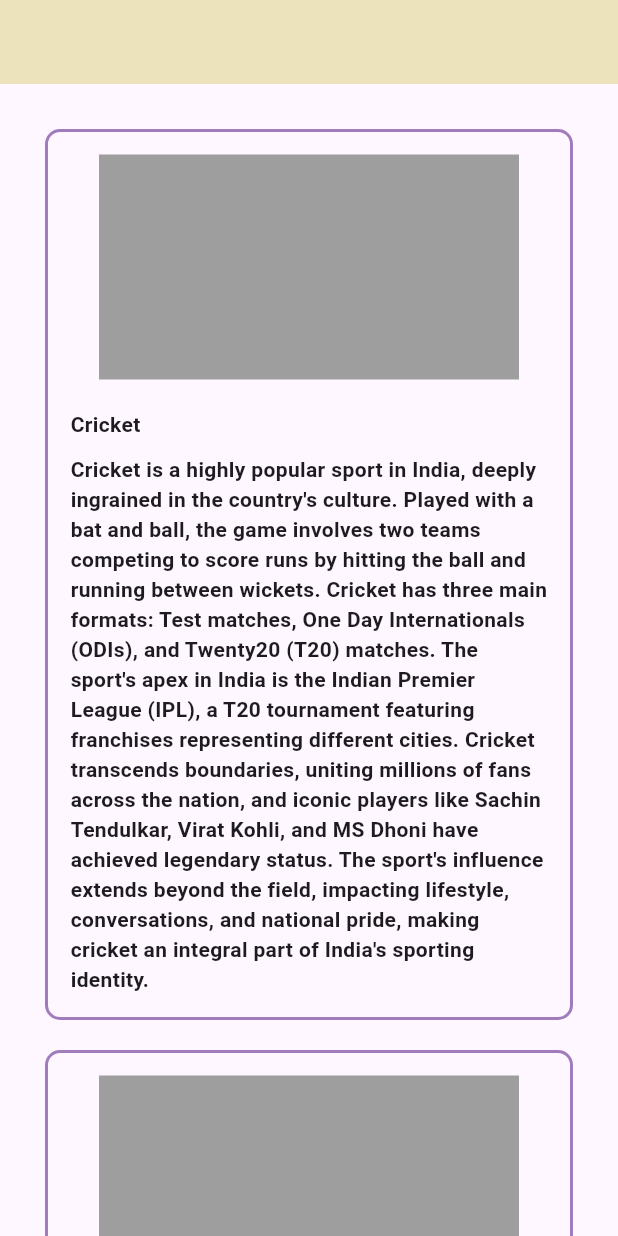
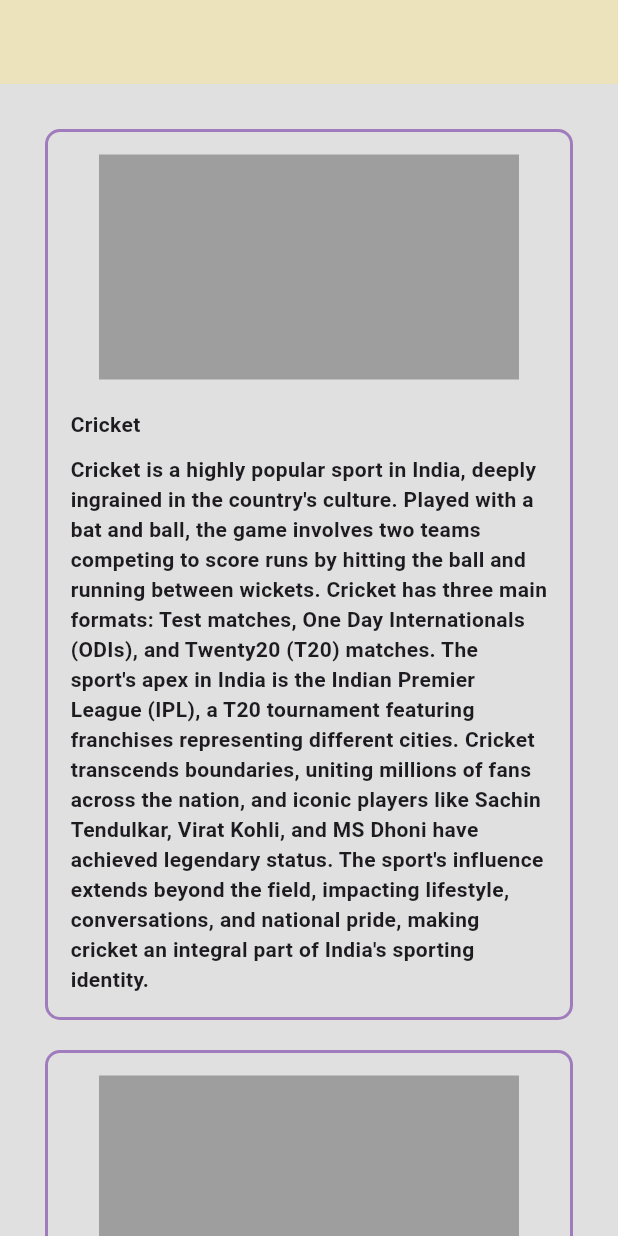
Before and after one commit to AnJasid/sports_picker, a Flutter app: the ViewScreen screen opened directly, on a phone screen of 412 x 824 dp. Run offline on Flutter 3.47's test engine with Material 3 defaults, Android fonts, the phone set to English and light mode, and no system bars; our stand-ins replace google_nav_bar.

Commit message:
update view screen bg color

```diff
--- a/lib/screens/view_screen/view_screen.dart
+++ b/lib/screens/view_screen/view_screen.dart
@@ -22,7 +22,8 @@ class ViewScreen extends StatelessWidget {
       body: Container(
           width: double.infinity,
           height: double.infinity,
-          decoration: const BoxDecoration(
+          decoration: BoxDecoration(
+            color: Colors.grey[300],
             // image: DecorationImage(
             //   image: AssetImage('assets/images/bg.png'),
             //   opacity: 0.06,
```
Lines whose indentation alone changed are shown as unchanged.
